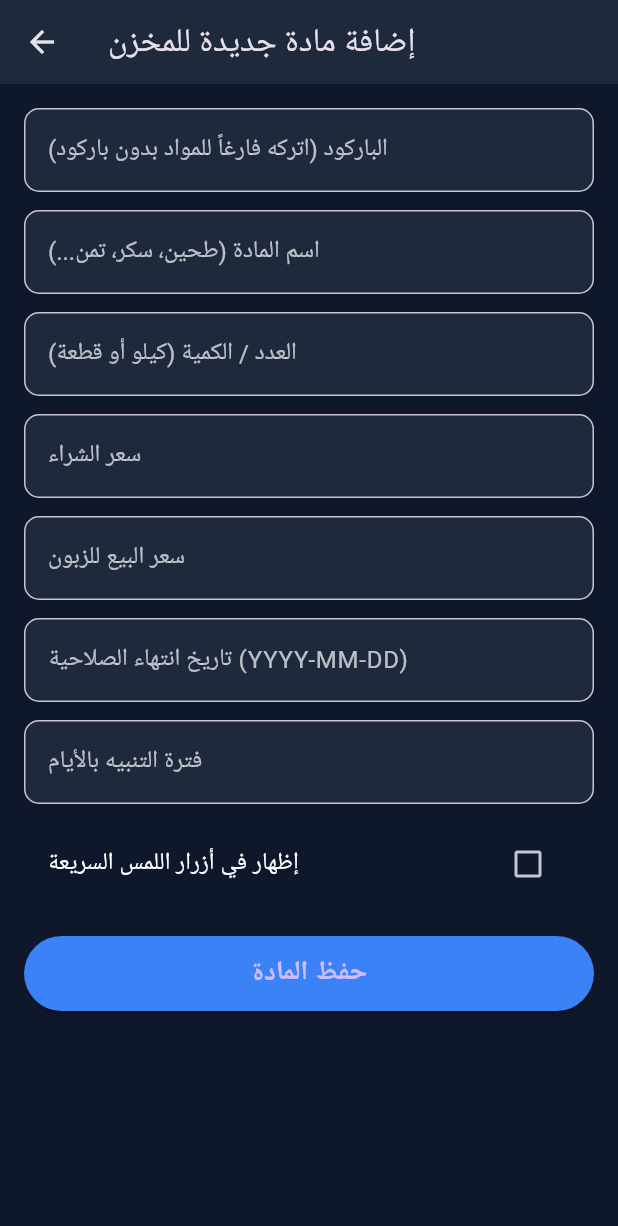
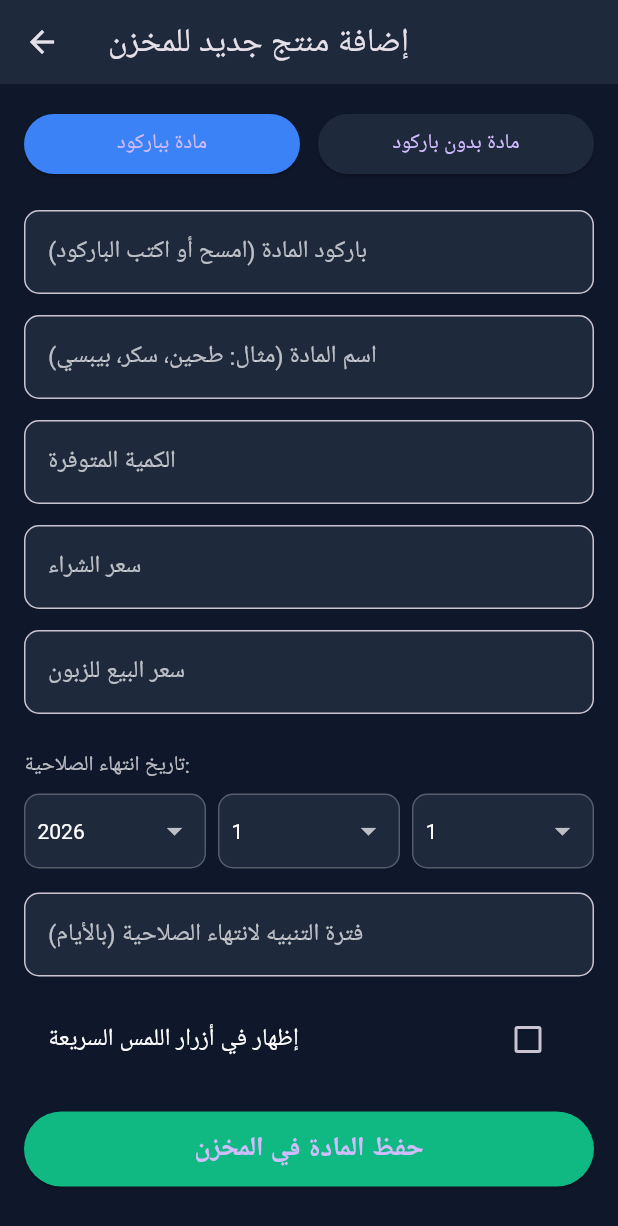
Before and after one commit to huzt99/abo-amuli, a Flutter app: the AddProductScreen screen opened directly, on a phone screen of 412 x 824 dp. Shown: the top 1226 px of the screen. Run offline on Flutter 3.47's test engine with Material 3 defaults, Android fonts, the light colour scheme and no system bars; our stand-ins replace permission_handler, shared_preferences, sqflite; missing offline and left inert: mobile_scanner; accounts and stored records are empty.

Commit message:
Enhance add product screen with barcode mode and validation
Updated the add product screen to include barcode mode selection and improved validation messages. Adjusted the UI for better clarity and user experience.

```diff
--- a/lib/screens/add_product_screen.dart
+++ b/lib/screens/add_product_screen.dart
@@ -9,13 +9,24 @@ class AddProductScreen extends StatefulWidget {
 }
 
 class _AddProductScreenState extends State<AddProductScreen> {
+  bool _isBarcodeMode = true; // true للمواد بالباركود، false للمواد بدون باركود
+
   final _barcodeController = TextEditingController();
   final _nameController = TextEditingController();
   final _qtyController = TextEditingController();
   final _buyPriceController = TextEditingController();
   final _sellPriceController = TextEditingController();
-  final _expiryController = TextEditingController();
   final _alertController = TextEditingController();
+
+  // قوائم تاريخ الصلاحية المنسدلة
+  int _selectedYear = 2026;
+  int _selectedMonth = 1;
+  int _selectedDay = 1;
+
+  final List<int> _years = List.generate(35, (index) => 2026 + index); // من 2026 إلى 4060
+  final List<int> _months = List.generate(12, (index) => index + 1);
+  final List<int> _days = List.generate(31, (index) => index + 1);
+
   bool _isQuick = false;
 
   void _saveProduct() async {
@@ -23,16 +34,26 @@ class _AddProductScreenState extends State<AddProductScreen> {
         _qtyController.text.isEmpty ||
         _sellPriceController.text.isEmpty) {
       ScaffoldMessenger.of(context).showSnackBar(
-        const SnackBar(content: Text('الرجاء إدخال اسم المادة والكمية وسعر البيع')),
+        const SnackBar(content: Text('الرجاء إدخال الحقول الأساسية (اسم المادة، الكمية، سعر البيع)')),
       );
-      return;
+    return;
     }
 
-    // توليد باركود تلقائي إذا تركه فارغاً للمواد بدون باركود (طحين، سكر، كرزات...)
-    String barcode = _barcodeController.text.trim();
-    if (barcode.isEmpty || barcode.contains('بدون')) {
+    String barcode = '';
+    if (_isBarcodeMode) {
+      barcode = _barcodeController.text.trim();
+      if (barcode.isEmpty) {
+        ScaffoldMessenger.of(context).showSnackBar(
+          const SnackBar(content: Text('الرجاء إدخال أو مسح الباركود للمادة')),
+        );
+        return;
+      }
+    } else {
+      // توليد باركود تلقائي فريد للمواد بدون باركود
       barcode = 'NO_BC_${DateTime.now().millisecondsSinceEpoch}';
     }
+
+    String expiryDate = '$_selectedYear-${_selectedMonth.toString().padLeft(2, '0')}-${_selectedDay.toString().padLeft(2, '0')}';
 
     Map<String, dynamic> row = {
       'barcode': barcode,
@@ -40,8 +61,8 @@ class _AddProductScreenState extends State<AddProductScreen> {
       'quantity': double.tryParse(_qtyController.text) ?? 0.0,
       'buy_price': double.tryParse(_buyPriceController.text) ?? 0.0,
       'sell_price': double.tryParse(_sellPriceController.text) ?? 0.0,
-      'expiry_date': _expiryController.text.trim(),
-      'alert_days': int.tryParse(_alertController.text) ?? 0,
+      'expiry_date': expiryDate,
+      'alert_days': int.tryParse(_alertController.text) ?? 5,
       'is_quick': _isQuick ? 1 : 0,
     };
 
@@ -50,17 +71,14 @@ class _AddProductScreenState extends State<AddProductScreen> {
 
       if (!mounted) return;
       ScaffoldMessenger.of(context).showSnackBar(
-        const SnackBar(
-          content: Text('تم حفظ المادة بنجاح وإضافتها للمخزن!'),
-          backgroundColor: Colors.green,
-        ),
+        const SnackBar(content: Text('تم حفظ المادة بنجاح في المخزن!'), backgroundColor: Colors.green),
       );
 
       Navigator.pop(context);
     } catch (e) {
       if (!mounted) return;
       ScaffoldMessenger.of(context).showSnackBar(
-        SnackBar(content: Text('خطأ في الحفظ: $e'), backgroundColor: Colors.red),
+        SnackBar(content: Text('خطأ أثناء الحفظ: $e'), backgroundColor: Colors.red),
       );
     }
   }
@@ -70,20 +88,70 @@ class _AddProductScreenState extends State<AddProductScreen> {
     return Scaffold(
       backgroundColor: const Color(0xFF0F172A),
       appBar: AppBar(
-        title: const Text('إضافة مادة جديدة للمخزن'),
+        title: const Text('إضافة منتج جديد للمخزن'),
         backgroundColor: const Color(0xFF1E293B),
       ),
       body: SingleChildScrollView(
         padding: const EdgeInsets.all(16.0),
         child: Column(
+          crossAxisAlignment: CrossAxisAlignment.start,
           children: [
-            _buildTextField(_barcodeController, 'الباركود (اتركه فارغاً للمواد بدون باركود)'),
-            _buildTextField(_nameController, 'اسم المادة (طحين، سكر، تمن...)'),
-            _buildTextField(_qtyController, 'العدد / الكمية (كيلو أو قطعة)', isNumber: true),
+            // أزرار الاختيار بين بباركود أو بدون باركود
+            Row(
+              children: [
+                Expanded(
+                  child: ElevatedButton(
+                    onPressed: () => setState(() => _isBarcodeMode = true),
+                    style: ElevatedButton.styleFrom(
+                      backgroundColor: _isBarcodeMode ? const Color(0xFF3B82F6) : const Color(0xFF1E293B),
+                    ),
+                    child: const Text('مادة بباركود'),
+                  ),
+                ),
+                const SizedBox(width: 12),
+                Expanded(
+                  child: ElevatedButton(
+                    onPressed: () => setState(() => _isBarcodeMode = false),
+                    style: ElevatedButton.styleFrom(
+                      backgroundColor: !_isBarcodeMode ? const Color(0xFF3B82F6) : const Color(0xFF1E293B),
+                    ),
+                    child: const Text('مادة بدون باركود'),
+                  ),
+                ),
+              ],
+            ),
+            const SizedBox(height: 20),
+
+            if (_isBarcodeMode)
+              _buildTextField(_barcodeController, 'باركود المادة (امسح أو اكتب الباركود)'),
+
+            _buildTextField(_nameController, 'اسم المادة (مثال: طحين، سكر، بيبسي)'),
+            _buildTextField(_qtyController, 'الكمية المتوفرة', isNumber: true),
             _buildTextField(_buyPriceController, 'سعر الشراء', isNumber: true),
             _buildTextField(_sellPriceController, 'سعر البيع للزبون', isNumber: true),
-            _buildTextField(_expiryController, 'تاريخ انتهاء الصلاحية (YYYY-MM-DD)'),
-            _buildTextField(_alertController, 'فترة التنبيه بالأيام', isNumber: true),
+
+            const SizedBox(height: 10),
+            const Text('تاريخ انتهاء الصلاحية:', style: TextStyle(color: Colors.white70, fontSize: 14)),
+            const SizedBox(height: 8),
+            Row(
+              children: [
+                Expanded(
+                  child: _buildDropdown('السنة', _selectedYear, _years, (val) => setState(() => _selectedYear = val!)),
+                ),
+                const SizedBox(width: 8),
+                Expanded(
+                  child: _buildDropdown('الشهر', _selectedMonth, _months, (val) => setState(() => _selectedMonth = val!)),
+                ),
+                const SizedBox(width: 8),
+                Expanded(
+                  child: _buildDropdown('اليوم', _selectedDay, _days, (val) => setState(() => _selectedDay = val!)),
+                ),
+              ],
+            ),
+
+            const SizedBox(height: 16),
+            _buildTextField(_alertController, 'فترة التنبيه لانتهاء الصلاحية (بالأيام)', isNumber: true),
+
             CheckboxListTile(
               title: const Text('إظهار في أزرار اللمس السريعة', style: TextStyle(color: Colors.white)),
               value: _isQuick,
@@ -91,15 +159,16 @@ class _AddProductScreenState extends State<AddProductScreen> {
               activeColor: const Color(0xFF3B82F6),
             ),
             const SizedBox(height: 20),
+
             SizedBox(
               width: double.infinity,
               height: 50,
               child: ElevatedButton(
                 onPressed: _saveProduct,
-                style: ElevatedButton.styleFrom(backgroundColor: const Color(0xFF3B82F6)),
-                child: const Text('حفظ المادة', style: TextStyle(fontSize: 18, fontWeight: FontWeight.bold)),
+                style: ElevatedButton.styleFrom(backgroundColor: const Color(0xFF10B981)),
+                child: const Text('حفظ المادة في المخزن', style: TextStyle(fontSize: 18, fontWeight: FontWeight.bold)),
               ),
-            )
+            ),
           ],
         ),
       ),
@@ -108,7 +177,7 @@ class _AddProductScreenState extends State<AddProductScreen> {
 
   Widget _buildTextField(TextEditingController controller, String label, {bool isNumber = false}) {
     return Padding(
-      padding: const EdgeInsets.only(bottom: 12.0),
+      padding: const EdgeInsets.only(bottom: 14.0),
       child: TextField(
         controller: controller,
         keyboardType: isNumber ? TextInputType.number : TextInputType.text,
@@ -123,4 +192,29 @@ class _AddProductScreenState extends State<AddProductScreen> {
       ),
     );
   }
+
+  Widget _buildDropdown(String label, int value, List<int> items, ValueChanged<int?> onChanged) {
+    return Container(
+      padding: const EdgeInsets.symmetric(horizontal: 8),
+      decoration: BoxDecoration(
+        color: const Color(0xFF1E293B),
+        borderRadius: BorderRadius.circular(10),
+        border: Border.all(color: Colors.white24),
+      ),
+      child: DropdownButtonHideUnderline(
+        child: DropdownButton<int>(
+          value: value,
+          dropdownColor: const Color(0xFF1E293B),
+          style: const TextStyle(color: Colors.white),
+          items: items.map((int item) {
+            return DropdownMenuItem<int>(
+              value: item,
+              child: Text('$item'),
+            );
+          }).toList(),
+          onChanged: onChanged,
+        ),
+      ),
+    );
+  }
 }
```
